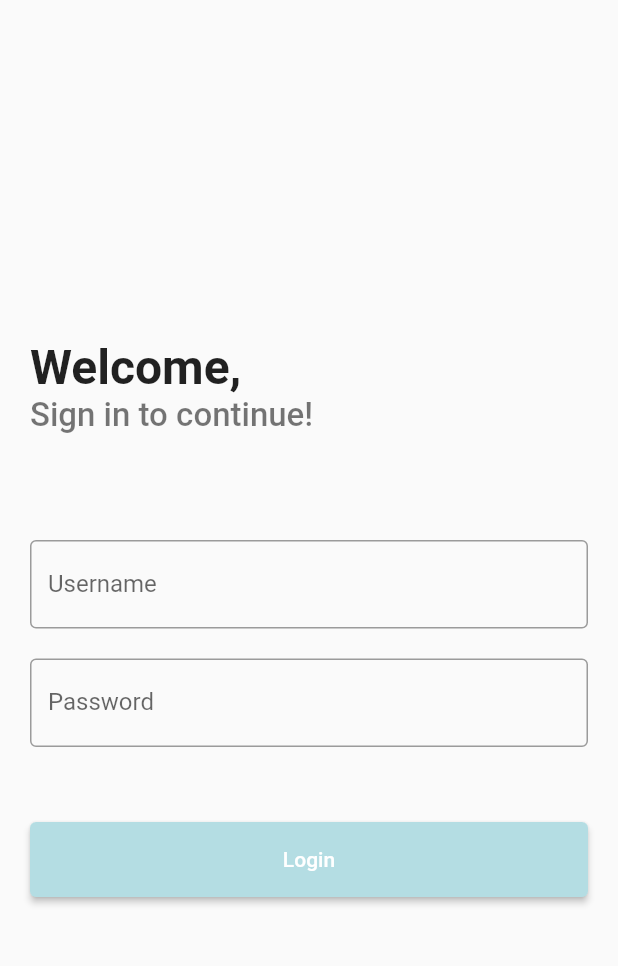
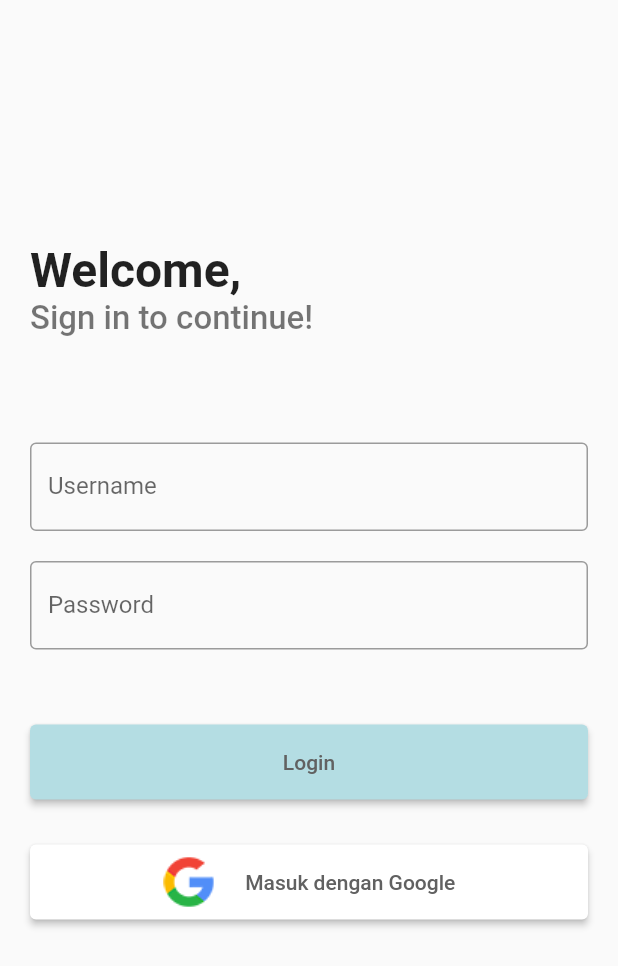
Before and after one commit to juarramdhan/aplikasi_shelter, a Flutter app: the screen it shows after launch, on a phone screen of 412 x 824 dp. Shown: the top 966 px of the screen. Run offline on Flutter 3.47's test engine with Material 2 defaults, Android fonts, the phone set to English and light mode, and no system bars; our stand-ins replace get; missing offline and left inert: dart:ffi.

Commit message:
menambah assets

```diff
--- a/lib/app/modules/login/views/login_view.dart
+++ b/lib/app/modules/login/views/login_view.dart
@@ -73,8 +73,40 @@ class LoginView extends GetView<LoginController> {
                           backgroundColor: primaryColor,
                         ),
                         onPressed: () {},
-                        child: const Text("Login"),
+                        child: Text(
+                          "Login",
+                          style: TextStyle(color: Colors.grey.shade700),
+                        ),
                       ),
+                    ),
+                    SizedBox(
+                      height: 30,
+                    ),
+                    SizedBox(
+                      width: double.infinity,
+                      height: 50,
+                      child: ElevatedButton(
+                        style: ElevatedButton.styleFrom(
+                          backgroundColor: Colors.white,
+                        ),
+                        onPressed: () {},
+                        child: Row(
+                          mainAxisAlignment: MainAxisAlignment.center,
+                          children: [
+                            Image.asset("assets/icons/google.png"),
+                            SizedBox(
+                              width: 20,
+                            ),
+                            Text(
+                              "Masuk dengan Google",
+                              style: TextStyle(color: Colors.grey.shade700),
+                            ),
+                          ],
+                        ),
+                      ),
+                    ),
+                    SizedBox(
+                      height: 50,
                     ),
                   ],
                 ),
--- a/pubspec.yaml
+++ b/pubspec.yaml
@@ -18,3 +18,5 @@ dev_dependencies:
 
 flutter:
   uses-material-design: true
+  assets:
+    - assets/icons/
```
Also changed, not shown: assets/icons/google.png (added).
